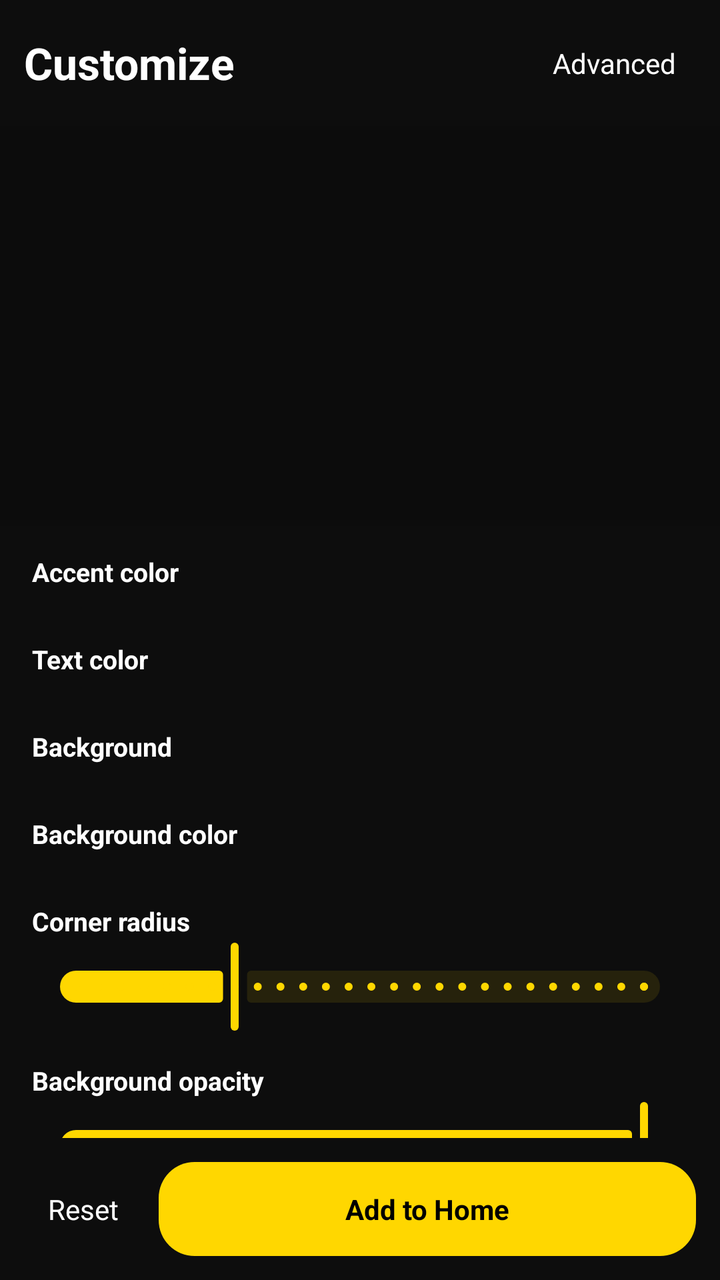
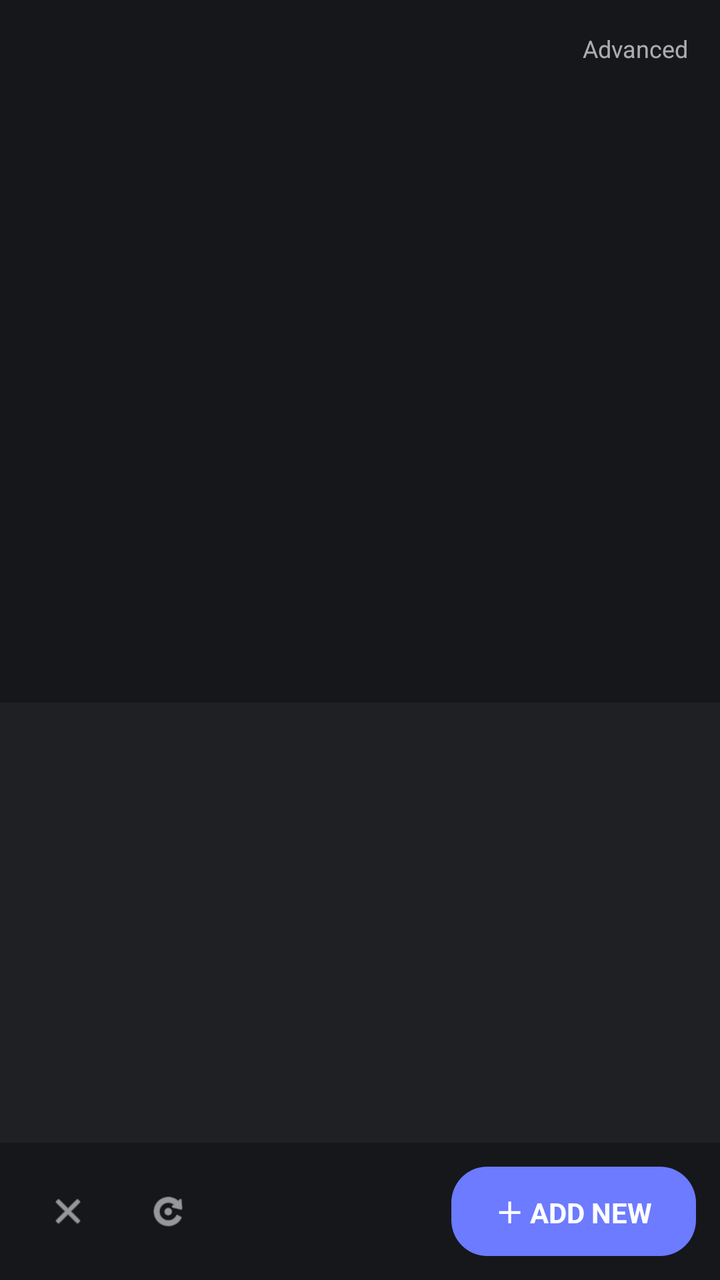

Screens rendered from an Android XML layout before and after an edit, with the pre-edit source and the edit as a unified diff.
<!-- AndroidManifest.xml: activity theme Theme.Widgets -->
<!-- res/layout/activity_customize_widget.xml -->
<?xml version="1.0" encoding="utf-8"?>
<LinearLayout xmlns:android="http://schemas.android.com/apk/res/android"
    xmlns:app="http://schemas.android.com/apk/res-auto"
    android:id="@+id/cw_root"
    android:layout_width="match_parent"
    android:layout_height="match_parent"
    android:orientation="vertical"
    android:background="?android:colorBackground"
    android:fitsSystemWindows="true">

    
    <LinearLayout
        android:layout_width="match_parent"
        android:layout_height="wrap_content"
        android:orientation="horizontal"
        android:gravity="center_vertical"
        android:padding="12dp">

        <TextView
            android:layout_width="0dp"
            android:layout_height="wrap_content"
            android:layout_weight="1"
            android:text="Customize"
            android:textColor="?attr/colorOnSurface"
            android:textSize="22sp"
            android:textStyle="bold" />

        <TextView
            android:id="@+id/cw_advanced"
            android:layout_width="wrap_content"
            android:layout_height="wrap_content"
            android:text="Advanced"
            android:padding="10dp"
            android:textColor="?attr/colorOnSurface"
            android:background="?selectableItemBackground" />
    </LinearLayout>

    
    <FrameLayout
        android:layout_width="match_parent"
        android:layout_height="200dp"
        android:background="#11000000">

        <ImageView
            android:id="@+id/cw_preview"
            android:layout_width="match_parent"
            android:layout_height="match_parent"
            android:layout_margin="16dp"
            android:contentDescription="Widget preview"
            android:scaleType="fitCenter" />
    </FrameLayout>

    
    <ScrollView
        android:layout_width="match_parent"
        android:layout_height="0dp"
        android:layout_weight="1"
        android:scrollbars="none">

        <LinearLayout
            android:layout_width="match_parent"
            android:layout_height="wrap_content"
            android:orientation="vertical"
            android:paddingHorizontal="16dp"
            android:paddingBottom="16dp">

            <TextView style="@style/CwSectionLabel" android:text="Accent color" />
            <HorizontalScrollView android:layout_width="match_parent" android:layout_height="wrap_content" android:scrollbars="none">
                <LinearLayout android:id="@+id/cw_accent_swatches" android:layout_width="wrap_content" android:layout_height="wrap_content" android:orientation="horizontal" android:paddingVertical="6dp" />
            </HorizontalScrollView>

            <TextView style="@style/CwSectionLabel" android:text="Text color" />
            <HorizontalScrollView android:layout_width="match_parent" android:layout_height="wrap_content" android:scrollbars="none">
                <LinearLayout android:id="@+id/cw_text_swatches" android:layout_width="wrap_content" android:layout_height="wrap_content" android:orientation="horizontal" android:paddingVertical="6dp" />
            </HorizontalScrollView>

            <TextView style="@style/CwSectionLabel" android:text="Background" />
            <LinearLayout
                android:id="@+id/cw_bg_mode_row"
                android:layout_width="match_parent"
                android:layout_height="wrap_content"
                android:orientation="horizontal"
                android:paddingVertical="6dp" />

            <LinearLayout
                android:id="@+id/cw_bg_color_section"
                android:layout_width="match_parent"
                android:layout_height="wrap_content"
                android:orientation="vertical">
                <TextView style="@style/CwSectionLabel" android:text="Background color" />
                <HorizontalScrollView android:layout_width="match_parent" android:layout_height="wrap_content" android:scrollbars="none">
                    <LinearLayout android:id="@+id/cw_bg_swatches" android:layout_width="wrap_content" android:layout_height="wrap_content" android:orientation="horizontal" android:paddingVertical="6dp" />
                </HorizontalScrollView>
            </LinearLayout>

            <LinearLayout
                android:id="@+id/cw_gradient_section"
                android:layout_width="match_parent"
                android:layout_height="wrap_content"
                android:orientation="vertical"
                android:visibility="gone">
                <TextView style="@style/CwSectionLabel" android:text="Gradient end color" />
                <HorizontalScrollView android:layout_width="match_parent" android:layout_height="wrap_content" android:scrollbars="none">
                    <LinearLayout android:id="@+id/cw_gradient_swatches" android:layout_width="wrap_content" android:layout_height="wrap_content" android:orientation="horizontal" android:paddingVertical="6dp" />
                </HorizontalScrollView>
            </LinearLayout>

            <TextView style="@style/CwSectionLabel" android:text="Corner radius" />
            <com.google.android.material.slider.Slider
                android:id="@+id/cw_corner_slider"
                android:layout_width="match_parent"
                android:layout_height="wrap_content"
                android:valueFrom="0.0"
                android:valueTo="0.5"
                android:stepSize="0.02"
                android:value="0.14" />

            <TextView style="@style/CwSectionLabel" android:text="Background opacity" />
            <com.google.android.material.slider.Slider
                android:id="@+id/cw_opacity_slider"
                android:layout_width="match_parent"
                android:layout_height="wrap_content"
                android:valueFrom="0.0"
                android:valueTo="1.0"
                android:stepSize="0.05"
                android:value="1.0" />

            <TextView style="@style/CwSectionLabel" android:text="Font" />
            <HorizontalScrollView android:layout_width="match_parent" android:layout_height="wrap_content" android:scrollbars="none">
                <LinearLayout android:id="@+id/cw_font_row" android:layout_width="wrap_content" android:layout_height="wrap_content" android:orientation="horizontal" android:paddingVertical="6dp" />
            </HorizontalScrollView>

            <TextView style="@style/CwSectionLabel" android:text="Photo" />
            <TextView
                android:id="@+id/cw_photo"
                android:layout_width="wrap_content"
                android:layout_height="wrap_content"
                android:layout_marginTop="6dp"
                android:text="Choose photo…"
                android:paddingHorizontal="16dp"
                android:paddingVertical="10dp"
                android:textColor="#FFFFFFFF"
                android:background="@drawable/bg_widget_tile" />

        </LinearLayout>
    </ScrollView>

    
    <LinearLayout
        android:layout_width="match_parent"
        android:layout_height="wrap_content"
        android:orientation="horizontal"
        android:gravity="center_vertical"
        android:padding="12dp">

        <TextView
            android:id="@+id/cw_reset"
            android:layout_width="wrap_content"
            android:layout_height="wrap_content"
            android:text="Reset"
            android:padding="12dp"
            android:layout_marginEnd="8dp"
            android:textColor="?attr/colorOnSurface"
            android:background="?selectableItemBackground" />

        <TextView
            android:id="@+id/cw_add_home"
            android:layout_width="0dp"
            android:layout_height="wrap_content"
            android:layout_weight="1"
            android:text="Add to Home"
            android:gravity="center"
            android:paddingVertical="14dp"
            android:textStyle="bold"
            android:textColor="?attr/colorOnPrimary"
            android:background="@drawable/bg_premium_pill" />
    </LinearLayout>

</LinearLayout>
<!-- resources referenced by this layout -->
<resources>
  <!-- drawable bg_widget_tile (drawable) -->
  <?xml version="1.0" encoding="utf-8"?>
  <shape xmlns:android="http://schemas.android.com/apk/res/android">
      <solid android:color="#FF242424" />
      <corners android:radius="8dp" />
  </shape>
  <style name="CwSectionLabel">
          <item name="android:layout_width">wrap_content</item>
          <item name="android:layout_height">wrap_content</item>
          <item name="android:paddingTop">14dp</item>
          <item name="android:textColor">?attr/colorOnSurface</item>
          <item name="android:textSize">13sp</item>
          <item name="android:textStyle">bold</item>
      </style>
  <style name="Theme.Widgets" parent="Base.Theme.Widgets">
          <item name="colorPrimary">#FFD700</item>
          <item name="colorOnPrimary">#000000</item>
          <item name="colorPrimaryContainer">#33FFD700</item>
          <item name="colorSecondary">#FF8C00</item>
          <item name="android:colorBackground">#0D0D0D</item>
          <item name="colorSurface">#1A1A1A</item>
          <item name="colorOnSurface">#FFFFFFFF</item>
          <item name="android:statusBarColor">#0D0D0D</item>
          <item name="android:navigationBarColor">#0D0D0D</item>
      </style>
  <style name="Base.Theme.Widgets" parent="Theme.Material3.Dark.NoActionBar">
          <item name="colorPrimary">@color/yellow_accent</item>
          <item name="colorOnPrimary">@color/black</item>
          <item name="colorPrimaryContainer">@color/yellow_accent_alpha_20</item>
          <item name="colorOnPrimaryContainer">@color/yellow_accent_light</item>
          <item name="colorSecondary">@color/yellow_accent_dark</item>
          <item name="colorOnSecondary">@color/black</item>
          <item name="colorSecondaryContainer">@color/yellow_accent_alpha_10</item>
          <item name="colorOnSecondaryContainer">@color/yellow_accent</item>
          <item name="colorTertiary">@color/yellow_accent_light</item>
          <item name="colorOnTertiary">@color/black</item>
          <item name="colorError">@color/error</item>
          <item name="colorErrorContainer">@color/error_container</item>
          <item name="colorOnError">@color/white</item>
          <item name="colorOnErrorContainer">@color/error</item>
          <item name="android:colorBackground">@color/dark_background</item>
          <item name="colorOnBackground">@color/text_primary</item>
          <item name="colorSurface">@color/dark_surface</item>
          <item name="colorOnSurface">@color/text_primary</item>
          <item name="colorSurfaceVariant">@color/dark_surface_variant</item>
          <item name="colorOnSurfaceVariant">@color/text_secondary</item>
          <item name="colorOutline">@color/divider</item>
          <item name="colorOutlineVariant">@color/yellow_accent_alpha_20</item>
  
          
          <item name="android:statusBarColor">@color/dark_background</item>
          <item name="android:navigationBarColor">@color/dark_background</item>
          <item name="android:windowLightStatusBar" tools:targetApi="23">false</item>
          <item name="android:windowLightNavigationBar" tools:targetApi="27">false</item>
  
          
          <item name="android:windowLayoutInDisplayCutoutMode" tools:targetApi="28">shortEdges</item>
  
          <item name="elevationOverlayEnabled">false</item>
  
          
          <item name="cardViewStyle">@style/Widget.Widgets.Card.Neumorphic</item>
      </style>
  <color name="yellow_accent">#FFFFD700</color>
  <color name="yellow_accent_alpha_20">#33FFD700</color>
  <color name="yellow_accent_light">#FFFFE44D</color>
  <color name="yellow_accent_dark">#FFCCB100</color>
  <color name="yellow_accent_alpha_10">#1AFFD700</color>
  <color name="error">#FFCF6679</color>
  <color name="error_container">#FF93001A</color>
  <color name="dark_background">#FF0D0D0D</color>
  <color name="text_primary">#FFFFFFFF</color>
  <color name="dark_surface">#FF1A1A1A</color>
  <color name="dark_surface_variant">#FF242424</color>
  <color name="text_secondary">#B3FFFFFF</color>
  <color name="dark_card">#FF2A2A2A</color>
  <!-- unchanged entries left out for length: 6 -->
</resources>

<!-- the commit's change to res/layout/activity_customize_widget.xml (unified diff, before → after) -->
@@ -1,12 +1,62 @@
 <?xml version="1.0" encoding="utf-8"?>
 <LinearLayout xmlns:android="http://schemas.android.com/apk/res/android"
-    xmlns:app="http://schemas.android.com/apk/res-auto"
     android:id="@+id/cw_root"
     android:layout_width="match_parent"
     android:layout_height="match_parent"
     android:orientation="vertical"
-    android:background="?android:colorBackground"
+    android:background="@android:color/transparent"
     android:fitsSystemWindows="true">
+
+    
+    <FrameLayout
+        android:layout_width="match_parent"
+        android:layout_height="0dp"
+        android:layout_weight="1"
+        android:minHeight="200dp">
+
+        <ImageView
+            android:id="@+id/cw_preview"
+            android:layout_width="match_parent"
+            android:layout_height="match_parent"
+            android:layout_margin="24dp"
+            android:contentDescription="Widget preview"
+            android:scaleType="fitCenter" />
+
+        <TextView
+            android:id="@+id/cw_advanced"
+            android:layout_width="wrap_content"
+            android:layout_height="wrap_content"
+            android:layout_gravity="top|end"
+            android:layout_margin="8dp"
+            android:text="Advanced"
+            android:padding="8dp"
+            android:textSize="12sp"
+            android:textColor="?attr/colorOnSurface"
+            android:alpha="0.7"
+            android:background="?selectableItemBackground" />
+    </FrameLayout>
+
+    
+    <HorizontalScrollView
+        android:layout_width="match_parent"
+        android:layout_height="wrap_content"
+        android:scrollbars="none"
+        android:background="#14FFFFFF">
+
+        <LinearLayout
+            android:id="@+id/cw_tabs"
+            android:layout_width="wrap_content"
+            android:layout_height="wrap_content"
+            android:orientation="horizontal"
+            android:paddingHorizontal="6dp" />
+    </HorizontalScrollView>
+
+    
+    <FrameLayout
+        android:id="@+id/cw_content"
+        android:layout_width="match_parent"
+        android:layout_height="220dp"
+        android:background="#0AFFFFFF" />
 
     
     <LinearLayout
@@ -16,161 +66,41 @@
         android:gravity="center_vertical"
         android:padding="12dp">
 
-        <TextView
-            android:layout_width="0dp"
-            android:layout_height="wrap_content"
-            android:layout_weight="1"
-            android:text="Customize"
-            android:textColor="?attr/colorOnSurface"
-            android:textSize="22sp"
-            android:textStyle="bold" />
-
-        <TextView
-            android:id="@+id/cw_advanced"
-            android:layout_width="wrap_content"
-            android:layout_height="wrap_content"
-            android:text="Advanced"
-            android:padding="10dp"
-            android:textColor="?attr/colorOnSurface"
-            android:background="?selectableItemBackground" />
-    </LinearLayout>
-
-    
-    <FrameLayout
-        android:layout_width="match_parent"
-        android:layout_height="200dp"
-        android:background="#11000000">
+        <ImageView
+            android:id="@+id/cw_close"
+            android:layout_width="44dp"
+            android:layout_height="44dp"
+            android:padding="12dp"
+            android:src="@android:drawable/ic_menu_close_clear_cancel"
+            android:contentDescription="Close"
+            android:background="?selectableItemBackgroundBorderless"
+            app:tint="?attr/colorOnSurface"
+            xmlns:app="http://schemas.android.com/apk/res-auto" />
 
         <ImageView
-            android:id="@+id/cw_preview"
-            android:layout_width="match_parent"
-            android:layout_height="match_parent"
-            android:layout_margin="16dp"
-            android:contentDescription="Widget preview"
-            android:scaleType="fitCenter" />
-    </FrameLayout>
+            android:id="@+id/cw_reset"
+            android:layout_width="44dp"
+            android:layout_height="44dp"
+            android:layout_marginStart="6dp"
+            android:padding="12dp"
+            android:src="@android:drawable/ic_menu_rotate"
+            android:contentDescription="Reset"
+            android:background="?selectableItemBackgroundBorderless"
+            app:tint="?attr/colorOnSurface"
+            xmlns:app="http://schemas.android.com/apk/res-auto" />
 
-    
-    <ScrollView
-        android:layout_width="match_parent"
-        android:layout_height="0dp"
-        android:layout_weight="1"
-        android:scrollbars="none">
-
-        <LinearLayout
-            android:layout_width="match_parent"
-            android:layout_height="wrap_content"
-            android:orientation="vertical"
-            android:paddingHorizontal="16dp"
-            android:paddingBottom="16dp">
-
-            <TextView style="@style/CwSectionLabel" android:text="Accent color" />
-            <HorizontalScrollView android:layout_width="match_parent" android:layout_height="wrap_content" android:scrollbars="none">
-                <LinearLayout android:id="@+id/cw_accent_swatches" android:layout_width="wrap_content" android:layout_height="wrap_content" android:orientation="horizontal" android:paddingVertical="6dp" />
-            </HorizontalScrollView>
-
-            <TextView style="@style/CwSectionLabel" android:text="Text color" />
-            <HorizontalScrollView android:layout_width="match_parent" android:layout_height="wrap_content" android:scrollbars="none">
-                <LinearLayout android:id="@+id/cw_text_swatches" android:layout_width="wrap_content" android:layout_height="wrap_content" android:orientation="horizontal" android:paddingVertical="6dp" />
-            </HorizontalScrollView>
-
-            <TextView style="@style/CwSectionLabel" android:text="Background" />
-            <LinearLayout
-                android:id="@+id/cw_bg_mode_row"
-                android:layout_width="match_parent"
-                android:layout_height="wrap_content"
-                android:orientation="horizontal"
-                android:paddingVertical="6dp" />
-
-            <LinearLayout
-                android:id="@+id/cw_bg_color_section"
-                android:layout_width="match_parent"
-                android:layout_height="wrap_content"
-                android:orientation="vertical">
-                <TextView style="@style/CwSectionLabel" android:text="Background color" />
-                <HorizontalScrollView android:layout_width="match_parent" android:layout_height="wrap_content" android:scrollbars="none">
-                    <LinearLayout android:id="@+id/cw_bg_swatches" android:layout_width="wrap_content" android:layout_height="wrap_content" android:orientation="horizontal" android:paddingVertical="6dp" />
-                </HorizontalScrollView>
-            </LinearLayout>
-
-            <LinearLayout
-                android:id="@+id/cw_gradient_section"
-                android:layout_width="match_parent"
-                android:layout_height="wrap_content"
-                android:orientation="vertical"
-                android:visibility="gone">
-                <TextView style="@style/CwSectionLabel" android:text="Gradient end color" />
-                <HorizontalScrollView android:layout_width="match_parent" android:layout_height="wrap_content" android:scrollbars="none">
-                    <LinearLayout android:id="@+id/cw_gradient_swatches" android:layout_width="wrap_content" android:layout_height="wrap_content" android:orientation="horizontal" android:paddingVertical="6dp" />
-                </HorizontalScrollView>
-            </LinearLayout>
-
-            <TextView style="@style/CwSectionLabel" android:text="Corner radius" />
-            <com.google.android.material.slider.Slider
-                android:id="@+id/cw_corner_slider"
-                android:layout_width="match_parent"
-                android:layout_height="wrap_content"
-                android:valueFrom="0.0"
-                android:valueTo="0.5"
-                android:stepSize="0.02"
-                android:value="0.14" />
-
-            <TextView style="@style/CwSectionLabel" android:text="Background opacity" />
-            <com.google.android.material.slider.Slider
-                android:id="@+id/cw_opacity_slider"
-                android:layout_width="match_parent"
-                android:layout_height="wrap_content"
-                android:valueFrom="0.0"
-                android:valueTo="1.0"
-                android:stepSize="0.05"
-                android:value="1.0" />
-
-            <TextView style="@style/CwSectionLabel" android:text="Font" />
-            <HorizontalScrollView android:layout_width="match_parent" android:layout_height="wrap_content" android:scrollbars="none">
-                <LinearLayout android:id="@+id/cw_font_row" android:layout_width="wrap_content" android:layout_height="wrap_content" android:orientation="horizontal" android:paddingVertical="6dp" />
-            </HorizontalScrollView>
-
-            <TextView style="@style/CwSectionLabel" android:text="Photo" />
-            <TextView
-                android:id="@+id/cw_photo"
-                android:layout_width="wrap_content"
-                android:layout_height="wrap_content"
-                android:layout_marginTop="6dp"
-                android:text="Choose photo…"
-                android:paddingHorizontal="16dp"
-                android:paddingVertical="10dp"
-                android:textColor="#FFFFFFFF"
-                android:background="@drawable/bg_widget_tile" />
-
-        </LinearLayout>
-    </ScrollView>
-
-    
-    <LinearLayout
-        android:layout_width="match_parent"
-        android:layout_height="wrap_content"
-        android:orientation="horizontal"
-        android:gravity="center_vertical"
-        android:padding="12dp">
-
-        <TextView
-            android:id="@+id/cw_reset"
-            android:layout_width="wrap_content"
-            android:layout_height="wrap_content"
-            android:text="Reset"
-            android:padding="12dp"
-            android:layout_marginEnd="8dp"
-            android:textColor="?attr/colorOnSurface"
-            android:background="?selectableItemBackground" />
+        <View
+            android:layout_width="0dp"
+            android:layout_height="1dp"
+            android:layout_weight="1" />
 
         <TextView
             android:id="@+id/cw_add_home"
-            android:layout_width="0dp"
+            android:layout_width="wrap_content"
             android:layout_height="wrap_content"
-            android:layout_weight="1"
-            android:text="Add to Home"
-            android:gravity="center"
-            android:paddingVertical="14dp"
+            android:text="＋ ADD NEW"
+            android:paddingHorizontal="22dp"
+            android:paddingVertical="12dp"
             android:textStyle="bold"
             android:textColor="?attr/colorOnPrimary"
             android:background="@drawable/bg_premium_pill" />
<!-- resource entries referenced after the edit -->
@@ -1,33 +1,19 @@
 <!-- resources referenced by this layout -->
 <resources>
-  <!-- drawable bg_widget_tile (drawable) -->
-  <?xml version="1.0" encoding="utf-8"?>
-  <shape xmlns:android="http://schemas.android.com/apk/res/android">
-      <solid android:color="#FF242424" />
-      <corners android:radius="8dp" />
-  </shape>
-  <style name="CwSectionLabel">
-          <item name="android:layout_width">wrap_content</item>
-          <item name="android:layout_height">wrap_content</item>
-          <item name="android:paddingTop">14dp</item>
-          <item name="android:textColor">?attr/colorOnSurface</item>
-          <item name="android:textSize">13sp</item>
-          <item name="android:textStyle">bold</item>
-      </style>
   <style name="Theme.Widgets" parent="Base.Theme.Widgets">
-          <item name="colorPrimary">#FFD700</item>
-          <item name="colorOnPrimary">#000000</item>
-          <item name="colorPrimaryContainer">#33FFD700</item>
-          <item name="colorSecondary">#FF8C00</item>
-          <item name="android:colorBackground">#0D0D0D</item>
-          <item name="colorSurface">#1A1A1A</item>
-          <item name="colorOnSurface">#FFFFFFFF</item>
-          <item name="android:statusBarColor">#0D0D0D</item>
-          <item name="android:navigationBarColor">#0D0D0D</item>
+          <item name="colorPrimary">#6C7BFF</item>
+          <item name="colorOnPrimary">#FFFFFF</item>
+          <item name="colorPrimaryContainer">#1A6C7BFF</item>
+          <item name="colorSecondary">#9AA5FF</item>
+          <item name="android:colorBackground">#16171B</item>
+          <item name="colorSurface">#1D1F24</item>
+          <item name="colorOnSurface">#ECEDF0</item>
+          <item name="android:statusBarColor">#16171B</item>
+          <item name="android:navigationBarColor">#16171B</item>
       </style>
   <style name="Base.Theme.Widgets" parent="Theme.Material3.Dark.NoActionBar">
           <item name="colorPrimary">@color/yellow_accent</item>
-          <item name="colorOnPrimary">@color/black</item>
+          <item name="colorOnPrimary">@color/white</item>
           <item name="colorPrimaryContainer">@color/yellow_accent_alpha_20</item>
           <item name="colorOnPrimaryContainer">@color/yellow_accent_light</item>
           <item name="colorSecondary">@color/yellow_accent_dark</item>
@@ -56,6 +42,9 @@
           <item name="android:windowLightNavigationBar" tools:targetApi="27">false</item>
   
           
+          <item name="android:windowBackground">@color/dark_background</item>
+  
+          
           <item name="android:windowLayoutInDisplayCutoutMode" tools:targetApi="28">shortEdges</item>
   
           <item name="elevationOverlayEnabled">false</item>
@@ -63,19 +52,19 @@
           
           <item name="cardViewStyle">@style/Widget.Widgets.Card.Neumorphic</item>
       </style>
-  <color name="yellow_accent">#FFFFD700</color>
-  <color name="yellow_accent_alpha_20">#33FFD700</color>
-  <color name="yellow_accent_light">#FFFFE44D</color>
-  <color name="yellow_accent_dark">#FFCCB100</color>
-  <color name="yellow_accent_alpha_10">#1AFFD700</color>
-  <color name="error">#FFCF6679</color>
-  <color name="error_container">#FF93001A</color>
-  <color name="dark_background">#FF0D0D0D</color>
-  <color name="text_primary">#FFFFFFFF</color>
-  <color name="dark_surface">#FF1A1A1A</color>
-  <color name="dark_surface_variant">#FF242424</color>
-  <color name="text_secondary">#B3FFFFFF</color>
-  <color name="dark_card">#FF2A2A2A</color>
+  <color name="yellow_accent">#FF6C7BFF</color>
+  <color name="yellow_accent_alpha_20">#336C7BFF</color>
+  <color name="yellow_accent_light">#FF9AA5FF</color>
+  <color name="yellow_accent_dark">#FF4E5CE0</color>
+  <color name="yellow_accent_alpha_10">#1A6C7BFF</color>
+  <color name="error">#FFEF5A5A</color>
+  <color name="error_container">#FF4A1C1C</color>
+  <color name="dark_background">#FF16171B</color>
+  <color name="text_primary">#FFECEDF0</color>
+  <color name="dark_surface">#FF1D1F24</color>
+  <color name="dark_surface_variant">#FF24272E</color>
+  <color name="text_secondary">#FFA6ABB5</color>
+  <color name="dark_card">#FF212429</color>
   <!-- unchanged entries left out for length: 6 -->
 </resources>
 
